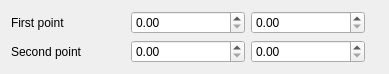
ImagingTools/Acf, file ACF/Include/iqt2d/CLine2dParamsGuiComp.ui: the form before one commit.
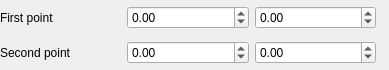
The form after the commit.

Commit message: Small bugs fixed. Line shape improved.

The edit to the form file:
```diff
--- a/ACF/Include/iqt2d/CLine2dParamsGuiComp.ui
+++ b/ACF/Include/iqt2d/CLine2dParamsGuiComp.ui
@@ -13,6 +13,18 @@
    <string>Form</string>
   </property>
   <layout class="QGridLayout" >
+   <property name="leftMargin" >
+    <number>0</number>
+   </property>
+   <property name="topMargin" >
+    <number>0</number>
+   </property>
+   <property name="rightMargin" >
+    <number>0</number>
+   </property>
+   <property name="bottomMargin" >
+    <number>0</number>
+   </property>
    <item row="0" column="0" >
     <widget class="QLabel" name="Point1Label" >
      <property name="sizePolicy" >
@@ -34,8 +46,11 @@
        <verstretch>0</verstretch>
       </sizepolicy>
      </property>
+     <property name="minimum" >
+      <double>-10000.000000000000000</double>
+     </property>
      <property name="maximum" >
-      <double>1000.000000000000000</double>
+      <double>10000.000000000000000</double>
      </property>
     </widget>
    </item>
@@ -47,8 +62,11 @@
        <verstretch>0</verstretch>
       </sizepolicy>
      </property>
+     <property name="minimum" >
+      <double>-10000.000000000000000</double>
+     </property>
      <property name="maximum" >
-      <double>1000.000000000000000</double>
+      <double>10000.000000000000000</double>
      </property>
     </widget>
    </item>
@@ -86,8 +104,11 @@
        <verstretch>0</verstretch>
       </sizepolicy>
      </property>
+     <property name="minimum" >
+      <double>-10000.000000000000000</double>
+     </property>
      <property name="maximum" >
-      <double>1000.000000000000000</double>
+      <double>10000.000000000000000</double>
      </property>
     </widget>
    </item>
@@ -99,8 +120,11 @@
        <verstretch>0</verstretch>
       </sizepolicy>
      </property>
+     <property name="minimum" >
+      <double>-10000.000000000000000</double>
+     </property>
      <property name="maximum" >
-      <double>1000.000000000000000</double>
+      <double>10000.000000000000000</double>
      </property>
     </widget>
    </item>
```
The commit also changes 9 other files.
